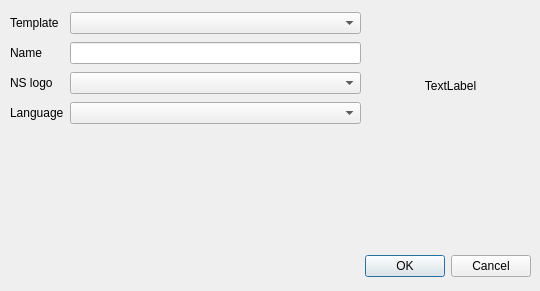
This is sims_maps/create_layout_dialog.ui in rodekruis/sims_maps_qgis_plugin as Qt 5 draws it before an edit. The edited form follows.
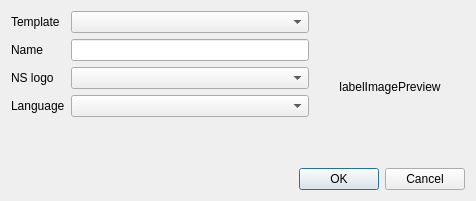
This is the edited form.

Commit message: resizable dialogs fixes #8

What changed in the file:
```diff
--- a/sims_maps/create_layout_dialog.ui
+++ b/sims_maps/create_layout_dialog.ui
@@ -6,8 +6,8 @@
    <rect>
     <x>0</x>
     <y>0</y>
-    <width>540</width>
-    <height>291</height>
+    <width>476</width>
+    <height>201</height>
    </rect>
   </property>
   <property name="windowTitle">
@@ -16,36 +16,15 @@
   <property name="modal">
    <bool>true</bool>
   </property>
-  <widget class="QDialogButtonBox" name="buttonBox">
-   <property name="geometry">
-    <rect>
-     <x>190</x>
-     <y>250</y>
-     <width>341</width>
-     <height>32</height>
-    </rect>
-   </property>
-   <property name="orientation">
-    <enum>Qt::Horizontal</enum>
-   </property>
-   <property name="standardButtons">
-    <set>QDialogButtonBox::Cancel|QDialogButtonBox::Ok</set>
-   </property>
-  </widget>
-  <widget class="QWidget" name="gridLayoutWidget">
-   <property name="geometry">
-    <rect>
-     <x>10</x>
-     <y>10</y>
-     <width>351</width>
-     <height>120</height>
-    </rect>
-   </property>
-   <layout class="QGridLayout" name="gridLayout">
-    <item row="2" column="0">
-     <widget class="QLabel" name="labelNsLogo">
+  <layout class="QVBoxLayout" name="verticalLayout">
+   <item>
+    <layout class="QHBoxLayout" name="horizontalLayout">
+     <item>
+      <layout class="QFormLayout" name="formLayout">
+       <item row="0" column="0">
+        <widget class="QLabel" name="labelTemplate">
       <property name="text">
-       <string>NS logo</string>
+          <string>Template</string>
       </property>
      </widget>
     </item>
@@ -61,16 +40,6 @@
       </item>
      </widget>
     </item>
-    <item row="1" column="1">
-     <widget class="QLineEdit" name="lineEditName"/>
-    </item>
-    <item row="0" column="0">
-     <widget class="QLabel" name="labelTemplate">
-      <property name="text">
-       <string>Template</string>
-      </property>
-     </widget>
-    </item>
     <item row="1" column="0">
      <widget class="QLabel" name="labelName">
       <property name="text">
@@ -78,12 +47,19 @@
       </property>
      </widget>
     </item>
+       <item row="1" column="1">
+        <widget class="QLineEdit" name="lineEditName"/>
+       </item>
+       <item row="2" column="0">
+        <widget class="QLabel" name="labelNsLogo">
+         <property name="text">
+          <string>NS logo</string>
+         </property>
+        </widget>
+       </item>
     <item row="2" column="1">
      <widget class="QComboBox" name="comboBoxNsLogo"/>
     </item>
-    <item row="3" column="1">
-     <widget class="QComboBox" name="comboBoxLanguage"/>
-    </item>
     <item row="3" column="0">
      <widget class="QLabel" name="labelLanguage">
       <property name="text">
@@ -91,24 +67,40 @@
       </property>
      </widget>
     </item>
-   </layout>
-  </widget>
+       <item row="3" column="1">
+        <widget class="QComboBox" name="comboBoxLanguage"/>
+       </item>
+      </layout>
+     </item>
+     <item>
   <widget class="QLabel" name="labelImagePreview">
-   <property name="geometry">
-    <rect>
-     <x>370</x>
-     <y>10</y>
-     <width>161</width>
-     <height>151</height>
-    </rect>
+       <property name="minimumSize">
+        <size>
+         <width>150</width>
+         <height>150</height>
+        </size>
    </property>
    <property name="text">
-    <string>TextLabel</string>
+        <string>labelImagePreview</string>
    </property>
    <property name="alignment">
     <set>Qt::AlignCenter</set>
    </property>
   </widget>
+     </item>
+    </layout>
+   </item>
+   <item>
+    <widget class="QDialogButtonBox" name="buttonBox">
+     <property name="orientation">
+      <enum>Qt::Horizontal</enum>
+     </property>
+     <property name="standardButtons">
+      <set>QDialogButtonBox::Cancel|QDialogButtonBox::Ok</set>
+     </property>
+    </widget>
+   </item>
+  </layout>
  </widget>
  <resources/>
  <connections>
```
Left out of the diff: 2 changed lines with no effect on the pictures. Lines whose indentation alone changed are shown as unchanged. The commit also changes 3 other files.
